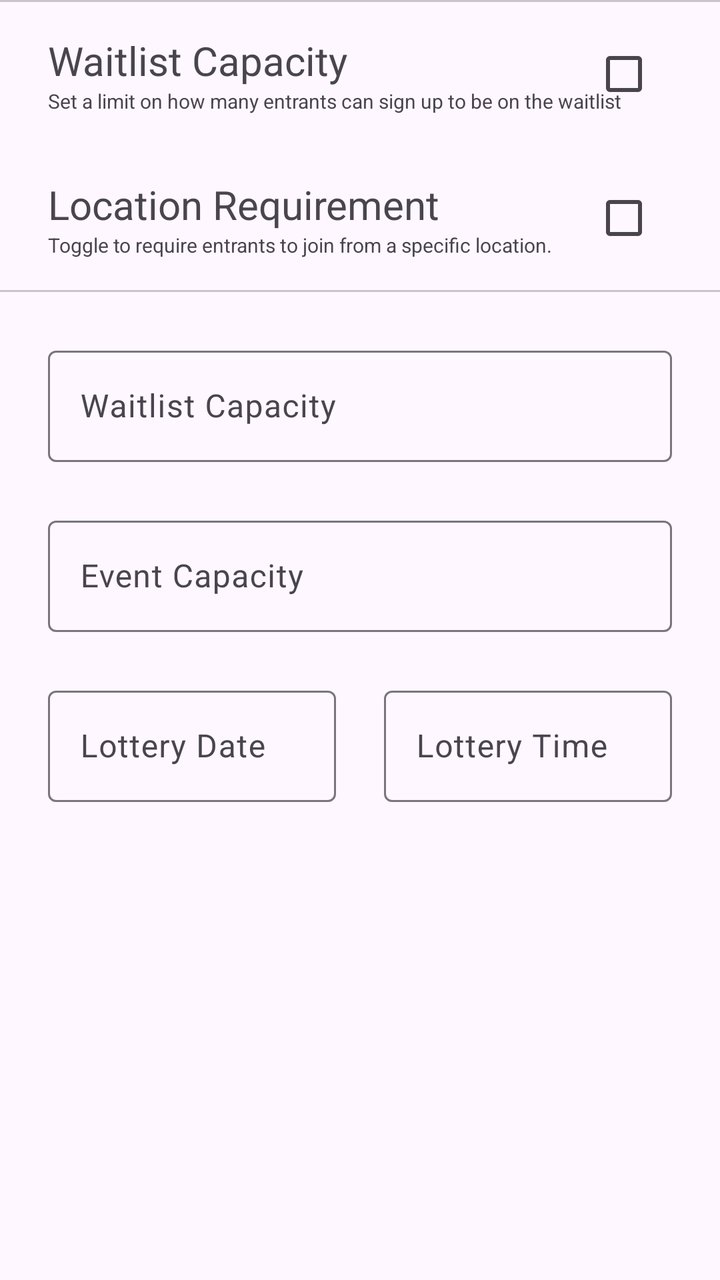
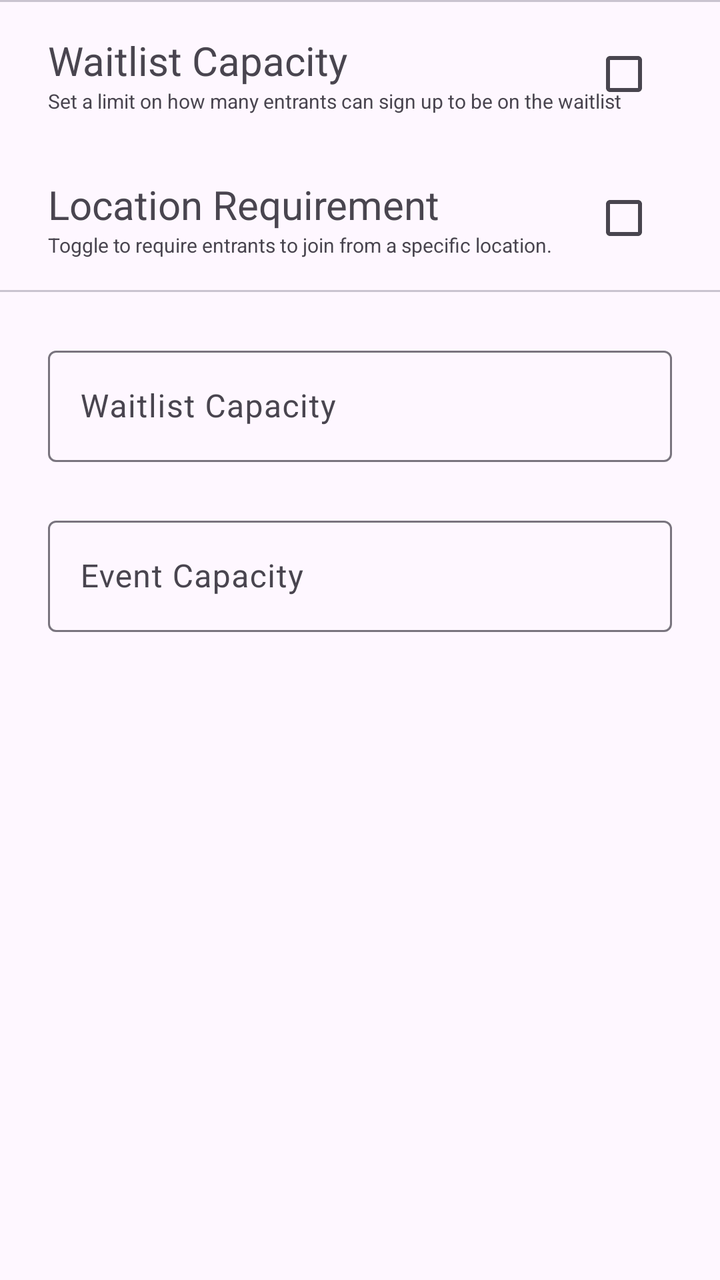

An Android layout rendered at two revisions. The XML below is the earlier revision; the diff shows what the commit changed to produce the second picture.
<!-- AndroidManifest.xml: application theme Base.Theme.Radar -->
<!-- res/layout/view_input_event_lottery.xml -->
<?xml version="1.0" encoding="utf-8"?>
<layout
    xmlns:android="http://schemas.android.com/apk/res/android"
    xmlns:app="http://schemas.android.com/apk/res-auto"
    >
    <data>
        <import type="android.view.View" />
        <variable name="createEvent" type="com.rocket.radar.eventmanagement.CreateEventModel"/>
    </data>
    <LinearLayout
        android:layout_width="match_parent"
        android:layout_height="match_parent"
        android:orientation="vertical"
        >

        <com.google.android.material.divider.MaterialDivider
            android:layout_width="match_parent"
            android:layout_height="1dp" />
        <androidx.constraintlayout.widget.ConstraintLayout
            android:layout_width="match_parent"
            android:layout_height="wrap_content"
            android:paddingVertical="12dp"
            >
            <LinearLayout
                android:layout_width="wrap_content"
                android:layout_height="wrap_content"
                android:layout_marginStart="24dp"
                android:orientation="vertical"
                app:layout_constraintBottom_toBottomOf="parent"
                app:layout_constraintStart_toStartOf="parent"
                app:layout_constraintTop_toTopOf="parent"
                >
                <com.google.android.material.textview.MaterialTextView
                    android:layout_width="wrap_content"
                    android:layout_height="wrap_content"
                    android:textSize="20dp"
                    android:text="Waitlist Capacity"
                    />

                <com.google.android.material.textview.MaterialTextView
                    android:layout_width="wrap_content"
                    android:layout_height="wrap_content"
                    android:textSize="10dp"
                    android:text="Set a limit on how many entrants can sign up to be on the waitlist"
                    />
            </LinearLayout>

            <com.google.android.material.checkbox.MaterialCheckBox
                android:id="@+id/inputEventLotteryIncludeWaitlistCapacity"
                android:layout_width="wrap_content"
                android:layout_height="wrap_content"
                android:layout_marginEnd="24dp"
                android:checked="@={createEvent.hasWaitlistCapacity}"
                app:layout_constraintBottom_toBottomOf="parent"
                app:layout_constraintEnd_toEndOf="parent"
                app:layout_constraintTop_toTopOf="parent" />
        </androidx.constraintlayout.widget.ConstraintLayout>

        <androidx.constraintlayout.widget.ConstraintLayout
            android:layout_width="match_parent"
            android:layout_height="wrap_content"
            android:paddingVertical="12dp"
            >
            <LinearLayout
                android:layout_width="wrap_content"
                android:layout_height="wrap_content"
                android:layout_marginStart="24dp"
                android:orientation="vertical"
                app:layout_constraintBottom_toBottomOf="parent"
                app:layout_constraintStart_toStartOf="parent"
                app:layout_constraintTop_toTopOf="parent"
                >
                <com.google.android.material.textview.MaterialTextView
                    android:layout_width="wrap_content"
                    android:layout_height="wrap_content"
                    android:textSize="20dp"
                    android:text="Location Requirement"
                    />

                <com.google.android.material.textview.MaterialTextView
                    android:layout_width="wrap_content"
                    android:layout_height="wrap_content"
                    android:textSize="10dp"
                    android:text="Toggle to require entrants to join from a specific location."
                    />
            </LinearLayout>

            <com.google.android.material.checkbox.MaterialCheckBox
                android:id="@+id/inputEventLotteryIncludeLocationRequirement"
                android:layout_width="wrap_content"
                android:layout_height="wrap_content"
                android:layout_marginEnd="24dp"
                android:checked="@={createEvent.hasLocationRequirement}"
                app:layout_constraintBottom_toBottomOf="parent"
                app:layout_constraintEnd_toEndOf="parent"
                app:layout_constraintTop_toTopOf="parent" />

        </androidx.constraintlayout.widget.ConstraintLayout>
        <com.google.android.material.divider.MaterialDivider
            android:layout_width="match_parent"
            android:layout_height="1dp" />

        <androidx.constraintlayout.widget.ConstraintLayout
            android:layout_width="match_parent"
            android:layout_height="wrap_content"
            android:layout_margin="24dp"
            >
            <com.google.android.material.textfield.TextInputLayout
                android:id="@+id/inputEventLotteryWaitlistCapacity"
                android:layout_width="match_parent"
                android:layout_height="wrap_content"
                android:hint="Waitlist Capacity"
                android:visibility="@{createEvent.hasWaitlistCapacity ? View.VISIBLE : View.GONE}"
                app:layout_constraintTop_toTopOf="parent"
                >
                <com.google.android.material.textfield.TextInputEditText
                    style="@style/Widget.Material3.TextInputEditText.OutlinedBox"
                    android:id="@+id/lotterySectionWaitlistCapacityInput"
                    android:inputType="number"
                    android:layout_width="match_parent"
                    android:layout_height="wrap_content"
                    />
            </com.google.android.material.textfield.TextInputLayout>

            <com.google.android.material.textfield.TextInputLayout
                android:id="@+id/inputEventLotteryEventCapacity"
                android:layout_width="match_parent"
                android:layout_height="wrap_content"
                android:layout_marginTop="24dp"
                android:hint="Event Capacity"
                app:layout_constraintTop_toBottomOf="@id/inputEventLotteryWaitlistCapacity"
                >
                <com.google.android.material.textfield.TextInputEditText
                    style="@style/Widget.Material3.TextInputEditText.OutlinedBox"
                    android:id="@+id/lotterySectionEventCapacityInput"
                    android:inputType="number"
                    android:layout_width="match_parent"
                    android:layout_height="wrap_content"
                    />
            </com.google.android.material.textfield.TextInputLayout>

            <com.google.android.material.textfield.TextInputLayout
                android:id="@+id/lotterySectionDateLayout"
                android:layout_width="0dp"
                android:layout_height="wrap_content"
                android:layout_marginTop="24dp"
                android:layout_marginEnd="12dp"
                android:hint="Lottery Date"
                app:layout_constraintTop_toBottomOf="@id/inputEventLotteryEventCapacity"
                app:layout_constraintStart_toStartOf="parent"
                app:layout_constraintEnd_toStartOf="@id/lotterySectionTimeLayout"
                >
                <com.google.android.material.textfield.TextInputEditText
                    style="@style/Widget.Material3.TextInputEditText.OutlinedBox"
                    android:id="@+id/lotterySectionDateInput"
                    android:text="@{createEvent.lotteryDateDisplay}"
                    android:clickable="true"
                    android:focusable="true"
                    android:cursorVisible="false"
                    android:inputType="none"
                    android:layout_width="match_parent"
                    android:layout_height="wrap_content"
                    />
            </com.google.android.material.textfield.TextInputLayout>

            <com.google.android.material.textfield.TextInputLayout
                android:id="@+id/lotterySectionTimeLayout"
                android:layout_width="0dp"
                android:layout_height="wrap_content"
                android:layout_marginTop="24dp"
                android:layout_marginStart="12dp"
                android:hint="Lottery Time"
                app:layout_constraintTop_toBottomOf="@id/inputEventLotteryEventCapacity"
                app:layout_constraintEnd_toEndOf="parent"
                app:layout_constraintStart_toEndOf="@id/lotterySectionDateLayout"
                >
                <com.google.android.material.textfield.TextInputEditText
                    style="@style/Widget.Material3.TextInputEditText.OutlinedBox"
                    android:id="@+id/lotterySectionTimeInput"
                    android:text="@{createEvent.lotteryTimeDisplay}"
                    android:clickable="true"
                    android:focusable="true"
                    android:cursorVisible="false"
                    android:inputType="none"
                    android:layout_width="match_parent"
                    android:layout_height="wrap_content"
                    />
            </com.google.android.material.textfield.TextInputLayout>
        </androidx.constraintlayout.widget.ConstraintLayout>
    </LinearLayout>

</layout>
<!-- resources referenced by this layout -->
<resources>
  <style name="Base.Theme.Radar" parent="Theme.Material3.DayNight.NoActionBar">
          
          
      </style>
</resources>

<!-- the commit's change to res/layout/view_input_event_lottery.xml (unified diff, before → after) -->
@@ -5,7 +5,7 @@
     >
     <data>
         <import type="android.view.View" />
-        <variable name="createEvent" type="com.rocket.radar.eventmanagement.CreateEventModel"/>
+        <variable name="viewModel" type="com.rocket.radar.eventmanagement.EventLotteryViewModel"/>
     </data>
     <LinearLayout
         android:layout_width="match_parent"
@@ -50,7 +50,7 @@
                 android:layout_width="wrap_content"
                 android:layout_height="wrap_content"
                 android:layout_marginEnd="24dp"
-                android:checked="@={createEvent.hasWaitlistCapacity}"
+                android:checked="@={viewModel.hasWaitlistCapacity}"
                 app:layout_constraintBottom_toBottomOf="parent"
                 app:layout_constraintEnd_toEndOf="parent"
                 app:layout_constraintTop_toTopOf="parent" />
@@ -90,7 +90,7 @@
                 android:layout_width="wrap_content"
                 android:layout_height="wrap_content"
                 android:layout_marginEnd="24dp"
-                android:checked="@={createEvent.hasLocationRequirement}"
+                android:checked="@={viewModel.hasLocationRequirement}"
                 app:layout_constraintBottom_toBottomOf="parent"
                 app:layout_constraintEnd_toEndOf="parent"
                 app:layout_constraintTop_toTopOf="parent" />
@@ -110,7 +110,7 @@
                 android:layout_width="match_parent"
                 android:layout_height="wrap_content"
                 android:hint="Waitlist Capacity"
-                android:visibility="@{createEvent.hasWaitlistCapacity ? View.VISIBLE : View.GONE}"
+                android:visibility="@{viewModel.hasWaitlistCapacity ? View.VISIBLE : View.GONE}"
                 app:layout_constraintTop_toTopOf="parent"
                 >
                 <com.google.android.material.textfield.TextInputEditText
@@ -139,53 +139,6 @@
                     />
             </com.google.android.material.textfield.TextInputLayout>
 
-            <com.google.android.material.textfield.TextInputLayout
-                android:id="@+id/lotterySectionDateLayout"
-                android:layout_width="0dp"
-                android:layout_height="wrap_content"
-                android:layout_marginTop="24dp"
-                android:layout_marginEnd="12dp"
-                android:hint="Lottery Date"
-                app:layout_constraintTop_toBottomOf="@id/inputEventLotteryEventCapacity"
-                app:layout_constraintStart_toStartOf="parent"
-                app:layout_constraintEnd_toStartOf="@id/lotterySectionTimeLayout"
-                >
-                <com.google.android.material.textfield.TextInputEditText
-                    style="@style/Widget.Material3.TextInputEditText.OutlinedBox"
-                    android:id="@+id/lotterySectionDateInput"
-                    android:text="@{createEvent.lotteryDateDisplay}"
-                    android:clickable="true"
-                    android:focusable="true"
-                    android:cursorVisible="false"
-                    android:inputType="none"
-                    android:layout_width="match_parent"
-                    android:layout_height="wrap_content"
-                    />
-            </com.google.android.material.textfield.TextInputLayout>
-
-            <com.google.android.material.textfield.TextInputLayout
-                android:id="@+id/lotterySectionTimeLayout"
-                android:layout_width="0dp"
-                android:layout_height="wrap_content"
-                android:layout_marginTop="24dp"
-                android:layout_marginStart="12dp"
-                android:hint="Lottery Time"
-                app:layout_constraintTop_toBottomOf="@id/inputEventLotteryEventCapacity"
-                app:layout_constraintEnd_toEndOf="parent"
-                app:layout_constraintStart_toEndOf="@id/lotterySectionDateLayout"
-                >
-                <com.google.android.material.textfield.TextInputEditText
-                    style="@style/Widget.Material3.TextInputEditText.OutlinedBox"
-                    android:id="@+id/lotterySectionTimeInput"
-                    android:text="@{createEvent.lotteryTimeDisplay}"
-                    android:clickable="true"
-                    android:focusable="true"
-                    android:cursorVisible="false"
-                    android:inputType="none"
-                    android:layout_width="match_parent"
-                    android:layout_height="wrap_content"
-                    />
-            </com.google.android.material.textfield.TextInputLayout>
         </androidx.constraintlayout.widget.ConstraintLayout>
     </LinearLayout>
 
